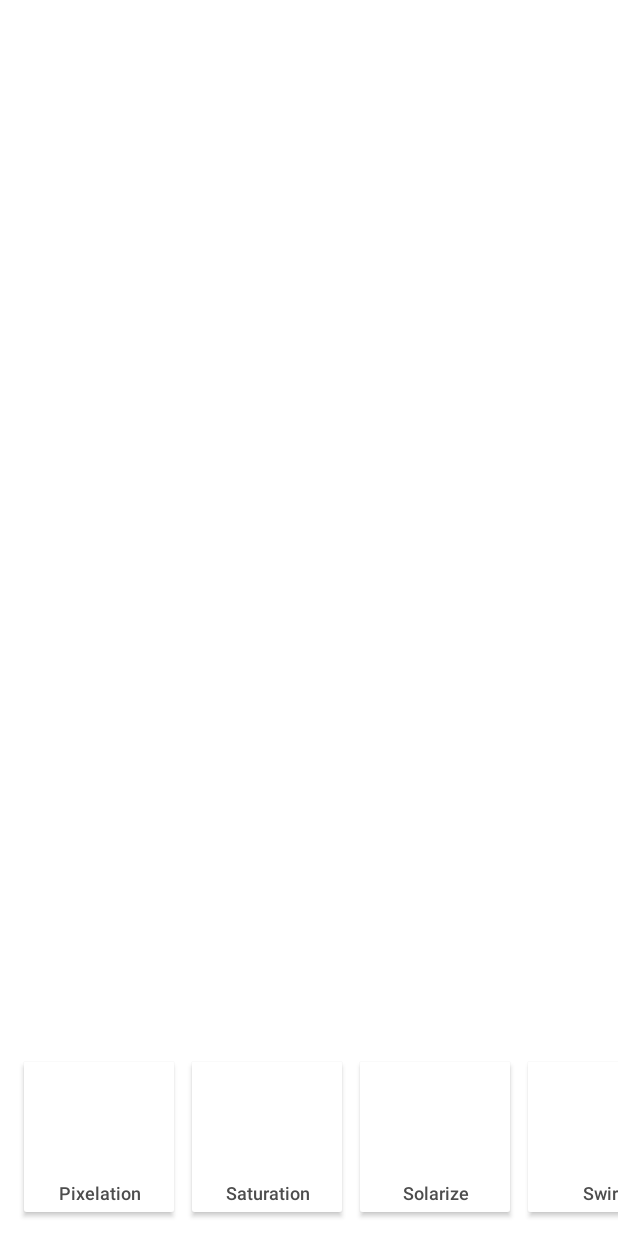
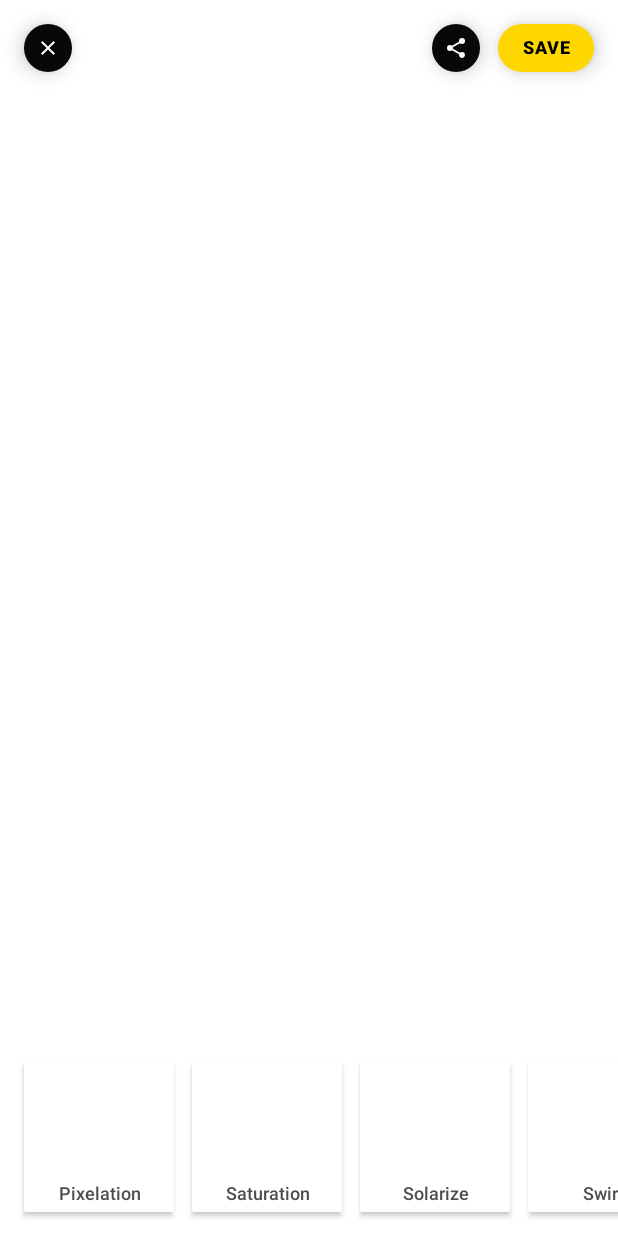
Before and after one commit to kenrube/Mosaic, an Android app: the fragment PhotoFragment placed in its activity, on a phone screen of 412 x 824 dp. Run offline under Robolectric (Android 15) with nearby library versions, the phone set to English and light mode, and no system bars; our stand-ins replace Dagger/Hilt's generated code; 3 statements that could not run were skipped.

Commit message:
#30 Control buttons

```diff
--- a/app/src/main/java/com/kenrube/mosaic/presentation/features/photo/FilterIntensityBottomSheet.kt
+++ b/app/src/main/java/com/kenrube/mosaic/presentation/features/photo/FilterIntensityBottomSheet.kt
@@ -19,6 +19,7 @@ class FilterIntensityBottomSheet : BottomSheetDialogFragment() {
     private val binding: BottomSheetFilterIntensityBinding get() = _binding!!
 
     private val args: FilterIntensityBottomSheetArgs by navArgs()
+    private val navController: NavController by lazy { findNavController() }
 
     override fun onCreateView(
         inflater: LayoutInflater,
@@ -34,10 +35,9 @@ class FilterIntensityBottomSheet : BottomSheetDialogFragment() {
 
         val initialIntensity = args.initialIntensity
         val behavior = (dialog as BottomSheetDialog).behavior
-        val navController = findNavController()
 
         binding.close.setOnClickListener {
-            navController.sendIntensity(initialIntensity)
+            sendIntensity(initialIntensity)
             behavior.state = BottomSheetBehavior.STATE_HIDDEN
         }
         binding.apply.setOnClickListener {
@@ -45,14 +45,14 @@ class FilterIntensityBottomSheet : BottomSheetDialogFragment() {
         }
         binding.intensitySlider.onProgressChanged { intensity ->
             binding.intensity.text = intensity.toString()
-            navController.sendIntensity(intensity)
+            sendIntensity(intensity)
         }
 
         binding.intensitySlider.progress = initialIntensity
     }
 
-    private fun NavController.sendIntensity(intensity: Int) {
-        currentBackStackEntry!!.savedStateHandle.set(INTENSITY_KEY, intensity)
+    private fun sendIntensity(intensity: Int) {
+        navController.currentBackStackEntry!!.savedStateHandle.set(INTENSITY_KEY, intensity)
     }
 
     private fun SeekBar.onProgressChanged(action: (Int) -> Unit) {
--- a/app/src/main/java/com/kenrube/mosaic/presentation/features/photo/PhotoFragment.kt
+++ b/app/src/main/java/com/kenrube/mosaic/presentation/features/photo/PhotoFragment.kt
@@ -31,6 +31,7 @@ class PhotoFragment : Fragment() {
     private val binding: FragmentPhotoBinding get() = _binding!!
 
     private val args: PhotoFragmentArgs by navArgs()
+    private val navController by lazy { findNavController() }
 
     override fun onCreate(savedInstanceState: Bundle?) {
         super.onCreate(savedInstanceState)
@@ -85,6 +86,15 @@ class PhotoFragment : Fragment() {
             .into(binding.photo)
 
         setupRecyclerView()
+        binding.close.setOnClickListener {
+            navController.navigateUp()
+        }
+        binding.share.setOnClickListener {
+            // todo share image
+        }
+        binding.save.setOnClickListener {
+            // todo save image
+        }
     }
 
     private fun setupRecyclerView() {
@@ -95,7 +105,6 @@ class PhotoFragment : Fragment() {
                 if (isFirstClick) {
                     // todo apply filter with default intensity
                 } else {
-                    val navController = findNavController()
                     val action = PhotoFragmentDirections.openFilterIntensityDialogAction(20)
                     navController.navigate(action)
                     navController.getBackStackEntry(R.id.filterIntensityDialog)
--- a/app/src/main/java/com/kenrube/mosaic/presentation/features/photo_list/PhotoListFragment.kt
+++ b/app/src/main/java/com/kenrube/mosaic/presentation/features/photo_list/PhotoListFragment.kt
@@ -134,7 +134,7 @@ class PhotoListFragment : Fragment() {
                 // hide dialog (if it's still shown) when we granted Storage permission via
                 // App Settings in separate window and returned back to the app
                 if (!it.loading && !it.showingPermissionWarning /* photos successfully loaded */) {
-                    navController.popBackStack(R.id.photoListFragment, false)
+                    navController.popBackStack(R.id.storagePermissionDialog, true)
                 }
             }
         }
--- /dev/null
+++ b/app/src/main/res/drawable/bg_ripple_oval_black_1.xml
@@ -0,0 +1,9 @@
+<?xml version="1.0" encoding="UTF-8"?>
+<ripple xmlns:android="http://schemas.android.com/apk/res/android"
+    android:color="@color/silver">
+    <item android:id="@android:id/background">
+        <shape android:shape="oval">
+            <solid android:color="@color/black_1" />
+        </shape>
+    </item>
+</ripple>
--- /dev/null
+++ b/app/src/main/res/drawable/bg_ripple_rectangle_yellow_corners_16.xml
@@ -0,0 +1,10 @@
+<?xml version="1.0" encoding="UTF-8"?>
+<ripple xmlns:android="http://schemas.android.com/apk/res/android"
+    android:color="@color/white_1">
+    <item android:id="@android:id/background">
+        <shape android:shape="rectangle">
+            <solid android:color="@color/yellow" />
+            <corners android:radius="16dp" />
+        </shape>
+    </item>
+</ripple>
--- /dev/null
+++ b/app/src/main/res/drawable/ic_baseline_share_24.xml
@@ -0,0 +1,10 @@
+<vector xmlns:android="http://schemas.android.com/apk/res/android"
+    android:width="24dp"
+    android:height="24dp"
+    android:tint="?attr/colorControlNormal"
+    android:viewportWidth="24"
+    android:viewportHeight="24">
+    <path
+        android:fillColor="@android:color/white"
+        android:pathData="M18,16.08C17.24,16.08 16.56,16.38 16.04,16.85L8.91,12.7C8.96,12.47 9,12.24 9,12C9,11.76 8.96,11.53 8.91,11.3L15.96,7.19C16.5,7.69 17.21,8 18,8A3,3 0 0,0 21,5A3,3 0 0,0 18,2A3,3 0 0,0 15,5C15,5.24 15.04,5.47 15.09,5.7L8.04,9.81C7.5,9.31 6.79,9 6,9A3,3 0 0,0 3,12A3,3 0 0,0 6,15C6.79,15 7.5,14.69 8.04,14.19L15.16,18.34C15.11,18.55 15.08,18.77 15.08,19C15.08,20.61 16.39,21.91 18,21.91C19.61,21.91 20.92,20.61 20.92,19A2.92,2.92 0 0,0 18,16.08Z" />
+</vector>
--- a/app/src/main/res/layout/bottom_sheet_filter_intensity.xml
+++ b/app/src/main/res/layout/bottom_sheet_filter_intensity.xml
@@ -22,7 +22,7 @@
             android:clickable="true"
             android:focusable="true"
             android:src="@drawable/ic_baseline_close_24"
-            android:contentDescription="@string/filter_intensity_close_button_content_description"
+            android:contentDescription="@string/filter_intensity_close_content_description"
             app:tint="@color/silver" />
 
         <TextView
--- a/app/src/main/res/layout/fragment_photo.xml
+++ b/app/src/main/res/layout/fragment_photo.xml
@@ -12,6 +12,68 @@
         android:layout_gravity="center_vertical"
         android:contentDescription="@null" />
 
+    <RelativeLayout
+        android:layout_width="match_parent"
+        android:layout_height="wrap_content"
+        android:layout_gravity="top">
+
+        <ImageView
+            android:id="@+id/close"
+            android:layout_width="32dp"
+            android:layout_height="32dp"
+            android:layout_margin="16dp"
+            android:layout_alignParentStart="true"
+            android:layout_centerVertical="true"
+            android:padding="8dp"
+            android:background="@drawable/bg_ripple_oval_black_1"
+            android:src="@drawable/ic_baseline_close_24"
+            android:elevation="8dp"
+            android:contentDescription="@string/photo_close_content_description"
+            app:tint="@color/white" />
+
+        <ImageView
+            android:id="@+id/share"
+            android:layout_width="32dp"
+            android:layout_height="32dp"
+            android:layout_marginTop="16dp"
+            android:layout_marginBottom="16dp"
+            android:layout_marginStart="16dp"
+            android:layout_marginEnd="6dp"
+            android:layout_toStartOf="@id/save"
+            android:layout_centerVertical="true"
+            android:padding="8dp"
+            android:background="@drawable/bg_ripple_oval_black_1"
+            android:src="@drawable/ic_baseline_share_24"
+            android:elevation="8dp"
+            android:contentDescription="@string/photo_share_content_description"
+            app:tint="@color/white" />
+
+        <TextView
+            android:id="@+id/save"
+            android:layout_width="wrap_content"
+            android:layout_height="32dp"
+            android:layout_marginTop="16dp"
+            android:layout_marginBottom="16dp"
+            android:layout_marginEnd="16dp"
+            android:layout_marginStart="6dp"
+            android:layout_alignParentEnd="true"
+            android:layout_centerVertical="true"
+            android:paddingStart="16dp"
+            android:paddingEnd="16dp"
+            android:gravity="center"
+            android:textSize="12sp"
+            android:textColor="@color/black"
+            android:fontFamily="sans-serif-medium"
+            android:textStyle="bold"
+            android:textAllCaps="true"
+            android:includeFontPadding="false"
+            android:letterSpacing="0.05"
+            android:background="@drawable/bg_ripple_rectangle_yellow_corners_16"
+            android:text="@string/photo_save"
+            android:elevation="8dp"/>
+
+    </RelativeLayout>
+
     <androidx.recyclerview.widget.RecyclerView
         android:id="@+id/filter_list"
         android:layout_width="match_parent"
@@ -24,7 +86,6 @@
         tools:itemCount="4" />
 
     <include
-        android:id="@+id/bottom_sheet"
         android:layout_width="match_parent"
         android:layout_height="wrap_content"
         android:layout_gravity="bottom"
--- a/app/src/main/res/layout/recycler_view_filter_item.xml
+++ b/app/src/main/res/layout/recycler_view_filter_item.xml
@@ -35,7 +35,7 @@
         android:id="@+id/selected"
         android:layout_width="match_parent"
         android:layout_height="match_parent"
-        android:background="@drawable/bg_stoke_yellow"
+        android:background="@drawable/bg_stroke_yellow"
         android:visibility="gone"
         tools:visibility="visible">
 
--- a/app/src/main/res/values/colors.xml
+++ b/app/src/main/res/values/colors.xml
@@ -10,8 +10,8 @@
     <color name="black_a1">#10FFFFFF</color>
     <color name="white">#FFFFFFFF</color>
     <color name="white_a1">#CFFFFFFF</color>
-    <color name="white_a2">#10FFFFFF</color>
 
+    <color name="black_1">#0A0807</color>
     <color name="white_1">#F2F2F7</color>
     <color name="silver">#C4C3C2</color>
     <color name="arsenic">#393533</color>
--- a/app/src/main/res/values/strings.xml
+++ b/app/src/main/res/values/strings.xml
@@ -11,6 +11,10 @@
 
     <string name="photos_open_photos_action">Open photos</string>
 
+    <string name="photo_close_content_description">Close photo screen</string>
+    <string name="photo_share_content_description">Share photo</string>
+    <string name="photo_save">Save</string>
+
     <string name="filter_pixelation">Pixelation</string>
     <string name="filter_saturation">Saturation</string>
     <string name="filter_solarize">Solarize</string>
@@ -18,5 +22,5 @@
 
     <string name="filter_intensity">Filter Intensity</string>
     <string name="filter_intensity_apply">Apply</string>
-    <string name="filter_intensity_close_button_content_description">Close filter intensity dialog</string>
+    <string name="filter_intensity_close_content_description">Close filter intensity dialog</string>
 </resources>
```
Also changed, not shown: app/src/main/res/drawable/bg_stroke_yellow.xml (renamed from app/src/main/res/drawable/bg_stoke_yellow.xml).
